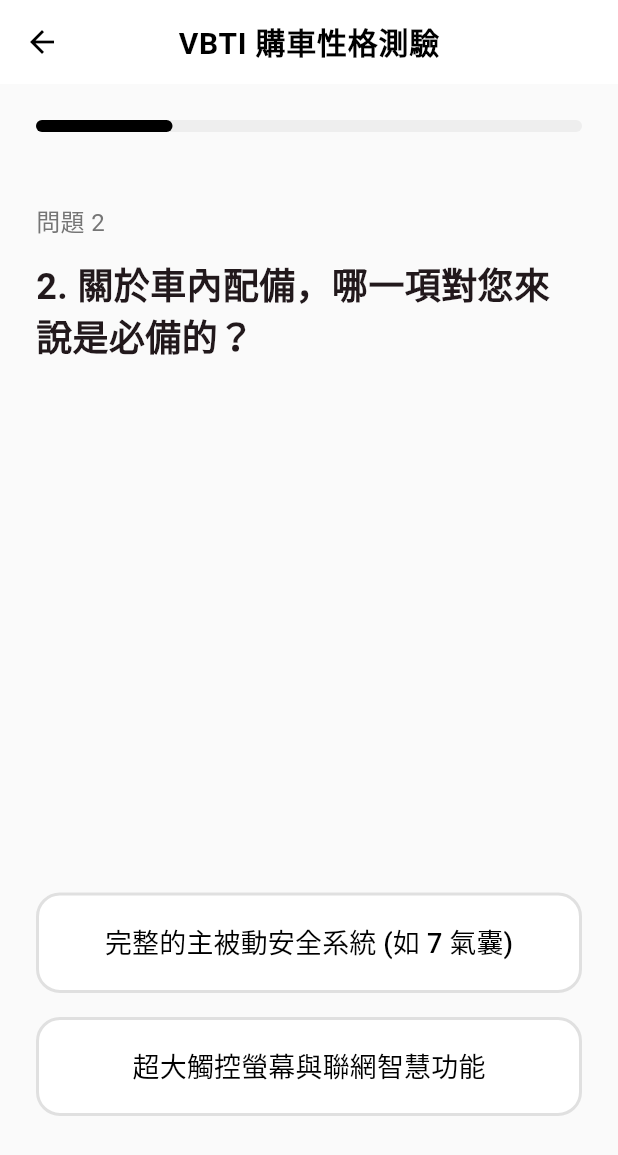
After one commit to tyboy0407/TestCarApp, a Flutter app: the VBTITestScreen screen opened directly, after a tap on "開始測驗", after a tap on "空間表現與油耗數據", on a phone screen of 412 x 824 dp. The commit adds this screen. Shown: the top 1155 px of the screen. Run offline on Flutter 3.47's test engine with Material 3 defaults, Android fonts, the phone set to English and light mode, and no system bars; our stand-ins replace flutter_dotenv, shared_preferences, video_player; accounts and stored records are empty; network calls fail.

Commit message:
#新增功能 1.新增VBTI【購車性格測驗】

```diff
--- /dev/null
+++ b/lib/screens/vbti_test_screen.dart
@@ -0,0 +1,302 @@
+import 'package:flutter/material.dart';
+
+class VBTITestScreen extends StatefulWidget {
+  const VBTITestScreen({super.key});
+
+  @override
+  State<VBTITestScreen> createState() => _VBTITestScreenState();
+}
+
+class _VBTITestScreenState extends State<VBTITestScreen> {
+  bool _hasStarted = false; // 控制是否進入測驗
+  int _currentQuestionIndex = 0;
+
+  // Scores for each axis
+  int _pScore = 0; // Practical
+  int _eScore = 0; // Emotional
+  int _sScore = 0; // Safety
+  int _iScore = 0; // Innovation
+  int _bScore = 0; // Budget
+  int _hScore = 0; // High-quality
+  int _uScore = 0; // Urban
+  int _dScore = 0; // Discovery
+
+  final List<Map<String, dynamic>> _questions = [
+    {
+      'question': '1. 當您看中一台車時，第一眼會注意什麼？',
+      'options': [
+        {'text': '空間表現與油耗數據', 'axis': 'P'},
+        {'text': '車身線條與品牌魅力', 'axis': 'E'},
+      ],
+    },
+    {
+      'question': '2. 關於車內配備，哪一項對您來說是必備的？',
+      'options': [
+        {'text': '完整的主被動安全系統 (如 7 氣囊)', 'axis': 'S'},
+        {'text': '超大觸控螢幕與聯網智慧功能', 'axis': 'I'},
+      ],
+    },
+    {
+      'question': '3. 在購車預算上，您的態度傾向是？',
+      'options': [
+        {'text': '嚴格守住預算，追求極致 CP 值', 'axis': 'B'},
+        {'text': '願意為更好的質感與配備稍微超支', 'axis': 'H'},
+      ],
+    },
+    {
+      'question': '4. 您主要的用車場景大多在？',
+      'options': [
+        {'text': '市區通勤，好停車與靈活性最重要', 'axis': 'U'},
+        {'text': '假日郊遊，上山下海與探險能力不可少', 'axis': 'D'},
+      ],
+    },
+    {
+      'question': '5. 朋友問您為什麼買這台車，您的回答會是？',
+      'options': [
+        {'text': '因為它保值、耐用且養護成本低', 'axis': 'P'},
+        {'text': '因為它讓我開出去有面子，心情愉快', 'axis': 'E'},
+      ],
+    },
+    {
+      'question': '6. 面對最新的自動駕駛輔助技術，您的看法是？',
+      'options': [
+        {'text': '穩定最重要，我更相信成熟的機械結構', 'axis': 'S'},
+        {'text': '非常興奮，我喜歡嘗試最尖端的黑科技', 'axis': 'I'},
+      ],
+    },
+    {
+      'question': '7. 關於車室內裝的材質，您的要求是？',
+      'options': [
+        {'text': '耐髒、易清潔、實用性高即可', 'axis': 'B'},
+        {'text': '軟質塑料、真皮縫線與優異的隔音', 'axis': 'H'},
+      ],
+    },
+    {
+      'question': '8. 您理想中的假日生活是？',
+      'options': [
+        {'text': '在城市間穿梭，探訪巷弄美食與百貨', 'axis': 'U'},
+        {'text': '載著裝備去露營或前往未知的林道', 'axis': 'D'},
+      ],
+    },
+  ];
+
+  void _answerQuestion(String axis) {
+    setState(() {
+      switch (axis) {
+        case 'P': _pScore++; break;
+        case 'E': _eScore++; break;
+        case 'S': _sScore++; break;
+        case 'I': _iScore++; break;
+        case 'B': _bScore++; break;
+        case 'H': _hScore++; break;
+        case 'U': _uScore++; break;
+        case 'D': _dScore++; break;
+      }
+      _currentQuestionIndex++;
+    });
+  }
+
+  @override
+  Widget build(BuildContext context) {
+    if (!_hasStarted) {
+      return _buildIntroPage();
+    }
+
+    return Scaffold(
+      appBar: AppBar(
+        title: const Text('VBTI 購車性格測驗', style: TextStyle(fontWeight: FontWeight.bold)),
+        backgroundColor: Colors.white,
+        foregroundColor: Colors.black,
+        elevation: 0,
+      ),
+      body: _currentQuestionIndex < _questions.length
+          ? _buildQuiz()
+          : _buildResult(),
+    );
+  }
+
+  Widget _buildIntroPage() {
+    return Scaffold(
+      backgroundColor: Colors.white,
+      body: Container(
+        width: double.infinity,
+        decoration: const BoxDecoration(
+          gradient: LinearGradient(
+            colors: [Color(0xFF232526), Color(0xFF414345)],
+            begin: Alignment.topCenter,
+            end: Alignment.bottomCenter,
+          ),
+        ),
+        child: Column(
+          mainAxisAlignment: MainAxisAlignment.center,
+          children: [
+            const Icon(Icons.psychology, size: 100, color: Colors.white),
+            const SizedBox(height: 32),
+            const Text(
+              'VBTI',
+              style: TextStyle(color: Colors.white, fontSize: 48, fontWeight: FontWeight.w900, letterSpacing: 8),
+            ),
+            const Text(
+              'Vehicle Buying Type Indicator',
+              style: TextStyle(color: Colors.white70, fontSize: 14, letterSpacing: 1.2),
+            ),
+            const SizedBox(height: 48),
+            Padding(
+              padding: const EdgeInsets.symmetric(horizontal: 40),
+              child: Text(
+                '透過 8 個簡單的問題，分析您的購車潛意識，找出最契合您的性格代碼與建議車款。',
+                textAlign: TextAlign.center,
+                style: TextStyle(color: Colors.white.withOpacity(0.8), fontSize: 16, height: 1.6),
+              ),
+            ),
+            const SizedBox(height: 64),
+            ElevatedButton(
+              onPressed: () => setState(() => _hasStarted = true),
+              style: ElevatedButton.styleFrom(
+                backgroundColor: Colors.white,
+                foregroundColor: Colors.black,
+                padding: const EdgeInsets.symmetric(horizontal: 64, vertical: 20),
+                shape: RoundedRectangleBorder(borderRadius: BorderRadius.circular(30)),
+              ),
+              child: const Text('開始測驗', style: TextStyle(fontSize: 18, fontWeight: FontWeight.bold)),
+            ),
+            TextButton(
+              onPressed: () => Navigator.pop(context),
+              child: const Text('先不用，謝謝', style: TextStyle(color: Colors.white54)),
+            ),
+          ],
+        ),
+      ),
+    );
+  }
+
+  Widget _buildQuiz() {
+    final q = _questions[_currentQuestionIndex];
+    double progress = (_currentQuestionIndex + 1) / _questions.length;
+
+    return Padding(
+      padding: const EdgeInsets.all(24.0),
+      child: Column(
+        crossAxisAlignment: CrossAxisAlignment.stretch,
+        children: [
+          LinearProgressIndicator(
+            value: progress,
+            backgroundColor: Colors.grey[200],
+            color: Colors.black,
+            minHeight: 8,
+            borderRadius: BorderRadius.circular(4),
+          ),
+          const SizedBox(height: 48),
+          Text(
+            '問題 ${_currentQuestionIndex + 1}',
+            style: TextStyle(color: Colors.grey[600], fontSize: 16),
+          ),
+          const SizedBox(height: 12),
+          Text(
+            q['question'],
+            style: const TextStyle(fontSize: 24, fontWeight: FontWeight.bold, height: 1.4),
+          ),
+          const Spacer(),
+          ... (q['options'] as List).map((opt) => Padding(
+            padding: const EdgeInsets.only(bottom: 16.0),
+            child: ElevatedButton(
+              onPressed: () => _answerQuestion(opt['axis']),
+              style: ElevatedButton.styleFrom(
+                padding: const EdgeInsets.all(20),
+                backgroundColor: Colors.white,
+                foregroundColor: Colors.black,
+                side: const BorderSide(color: Colors.black12, width: 2),
+                shape: RoundedRectangleBorder(borderRadius: BorderRadius.circular(16)),
+                elevation: 0,
+              ),
+              child: Text(opt['text'], style: const TextStyle(fontSize: 18)),
+            ),
+          )),
+          const SizedBox(height: 40),
+        ],
+      ),
+    );
+  }
+
+  Widget _buildResult() {
+    String res1 = _pScore >= _eScore ? 'P' : 'E';
+    String res2 = _sScore >= _iScore ? 'S' : 'I';
+    String res3 = _bScore >= _hScore ? 'B' : 'H';
+    String res4 = _uScore >= _dScore ? 'U' : 'D';
+    String resultType = res1 + res2 + res3 + res4;
+
+    Map<String, String> typeNames = {
+      'P': 'Practical (實用派)',
+      'E': 'Emotional (感性派)',
+      'S': 'Safety (安全守護)',
+      'I': 'Innovation (科技控)',
+      'B': 'Budget (精打細算)',
+      'H': 'High-quality (品質追求)',
+      'U': 'Urban (都市穿梭)',
+      'D': 'Discovery (冒險探險)',
+    };
+
+    return Center(
+      child: Padding(
+        padding: const EdgeInsets.all(32.0),
+        child: Column(
+          mainAxisAlignment: MainAxisAlignment.center,
+          children: [
+            const Icon(Icons.stars, size: 80, color: Colors.amber),
+            const SizedBox(height: 24),
+            const Text('您的購車性格是', style: TextStyle(fontSize: 18, color: Colors.grey)),
+            const SizedBox(height: 8),
+            Text(
+              resultType,
+              style: const TextStyle(fontSize: 64, fontWeight: FontWeight.w900, letterSpacing: 4),
+            ),
+            const SizedBox(height: 32),
+            Container(
+              padding: const EdgeInsets.all(24),
+              decoration: BoxDecoration(
+                color: Colors.grey[100],
+                borderRadius: BorderRadius.circular(20),
+              ),
+              child: Column(
+                children: [
+                  _buildResultRow(res1, typeNames[res1]!),
+                  const Divider(height: 24),
+                  _buildResultRow(res2, typeNames[res2]!),
+                  const Divider(height: 24),
+                  _buildResultRow(res3, typeNames[res3]!),
+                  const Divider(height: 24),
+                  _buildResultRow(res4, typeNames[res4]!),
+                ],
+              ),
+            ),
+            const SizedBox(height: 48),
+            ElevatedButton(
+              onPressed: () => Navigator.pop(context),
+              style: ElevatedButton.styleFrom(
+                backgroundColor: Colors.black,
+                foregroundColor: Colors.white,
+                padding: const EdgeInsets.symmetric(horizontal: 48, vertical: 16),
+                shape: RoundedRectangleBorder(borderRadius: BorderRadius.circular(30)),
+              ),
+              child: const Text('完成並返回', style: TextStyle(fontSize: 16, fontWeight: FontWeight.bold)),
+            ),
+          ],
+        ),
+      ),
+    );
+  }
+
+  Widget _buildResultRow(String code, String label) {
+    return Row(
+      children: [
+        CircleAvatar(
+          backgroundColor: Colors.black,
+          radius: 18,
+          child: Text(code, style: const TextStyle(color: Colors.white, fontWeight: FontWeight.bold)),
+        ),
+        const SizedBox(width: 16),
+        Text(label, style: const TextStyle(fontSize: 18, fontWeight: FontWeight.w600)),
+      ],
+    );
+  }
+}
```
Also changed, not shown: lib/screens/needs_assessment_screen.dart (+17 -3 lines).
